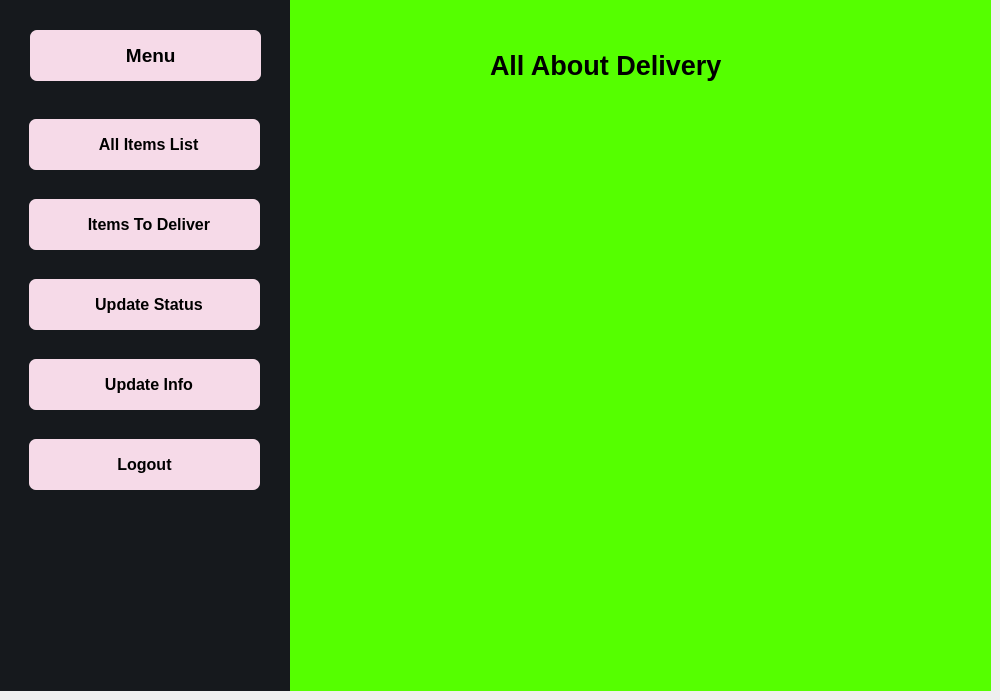
Qt form deliveryboy.ui (Sazidul0/Ready2Go) before a commit.
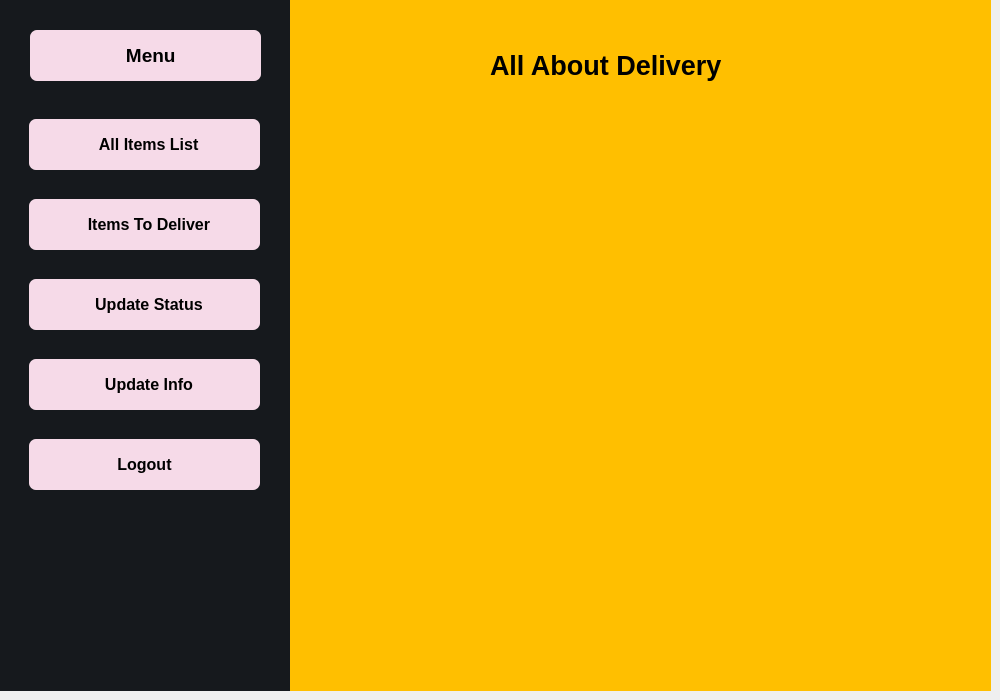
The same form after that commit. Icons and pictures are not drawn.

Commit message: chaged bg color and front size

Diff of the .ui file:
```diff
--- a/deliveryboy.ui
+++ b/deliveryboy.ui
@@ -452,6 +452,10 @@
        <height>691</height>
       </rect>
      </property>
+     <property name="styleSheet">
+      <string notr="true">color: rgb(0,0,0);
+background-color: rgb(255, 191, 0);</string>
+     </property>
      <widget class="QWidget" name="del_main_menu">
       <widget class="QLabel" name="del_menu_heading">
        <property name="geometry">
```
The commit also changes 7 other files.
